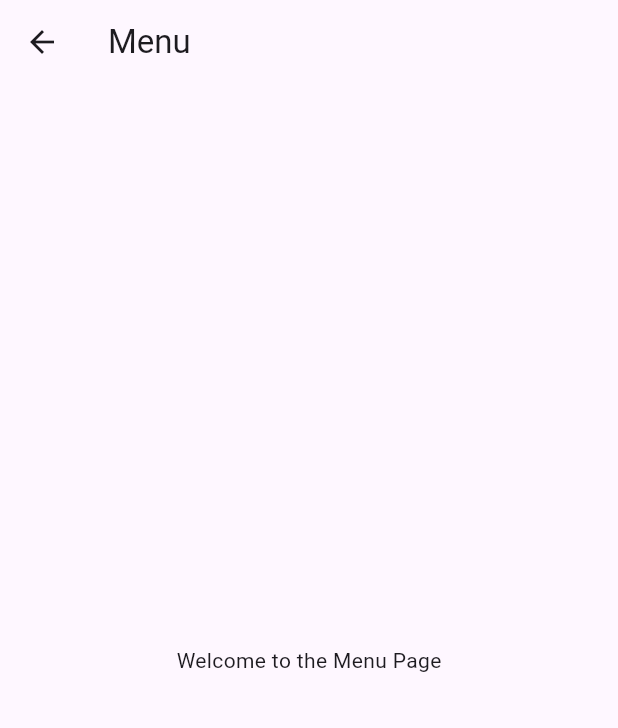
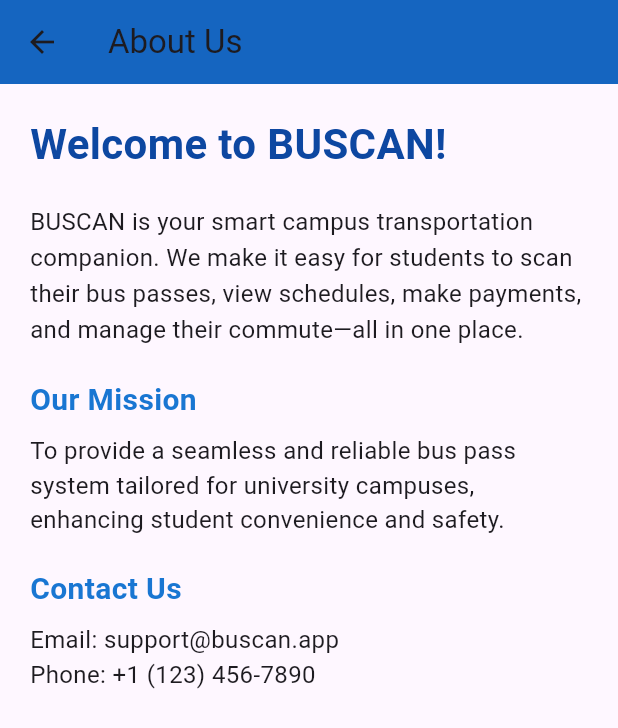
Before and after one commit to RuyufHarbi/bus_scan, a Flutter app: the MenuPage screen opened directly, on a phone screen of 412 x 824 dp. Shown: the top 728 px of the screen. Run offline on Flutter 3.47's test engine with Material 3 defaults, Android fonts, the phone set to English and light mode, and no system bars.

```diff
--- a/lib/pages/student/menu_page.dart
+++ b/lib/pages/student/menu_page.dart
@@ -1,11 +1,63 @@
 import 'package:flutter/material.dart';
 
 class MenuPage extends StatelessWidget {
+
   @override
   Widget build(BuildContext context) {
     return Scaffold(
-      appBar: AppBar(title: Text('Menu')),
-      body: Center(child: Text('Welcome to the Menu Page')),
+      appBar: AppBar(
+        title: Text("About Us"),
+        backgroundColor: Colors.blue[800],
+      ),
+      body: Padding(
+        padding: const EdgeInsets.all(20.0),
+        child: Column(
+          crossAxisAlignment: CrossAxisAlignment.start,
+          children: [
+            Text(
+              "Welcome to BUSCAN!",
+              style: TextStyle(
+                fontSize: 28,
+                fontWeight: FontWeight.bold,
+                color: Colors.blue[900],
+              ),
+            ),
+            SizedBox(height: 20),
+            Text(
+              "BUSCAN is your smart campus transportation companion. We make it easy for students to scan their bus passes, view schedules, make payments, and manage their commute—all in one place.",
+              style: TextStyle(fontSize: 16, height: 1.5),
+            ),
+            SizedBox(height: 20),
+            Text(
+              "Our Mission",
+              style: TextStyle(
+                fontSize: 20,
+                fontWeight: FontWeight.w600,
+                color: Colors.blue[700],
+              ),
+            ),
+            SizedBox(height: 8),
+            Text(
+              "To provide a seamless and reliable bus pass system tailored for university campuses, enhancing student convenience and safety.",
+              style: TextStyle(fontSize: 16),
+            ),
+            SizedBox(height: 20),
+            Text(
+              "Contact Us",
+              style: TextStyle(
+                fontSize: 20,
+                fontWeight: FontWeight.w600,
+                color: Colors.blue[700],
+              ),
+            ),
+            SizedBox(height: 8),
+            Text(
+              "Email: support@buscan.app\nPhone: +1 (123) 456-7890",
+              style: TextStyle(fontSize: 16),
+            ),
+          ],
+        ),
+      ),
     );
   }
-}
+  }
```
Also changed, not shown: lib/widgets/sidebar.dart (+55 -2 lines).
